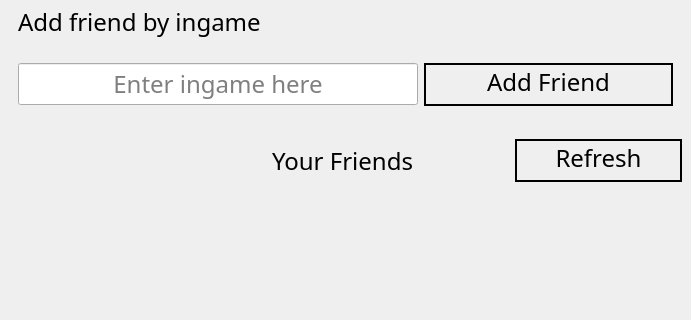
This is nitin_venv/Chess-master/wui/friends.ui in NetworkProgramming-20212-Group1/ChessMultiplayer as Qt 5 draws it before an edit; both pictures show x 0 to 691 and y 97 to 417 of the 691 by 696 pixel window. The edited form follows.
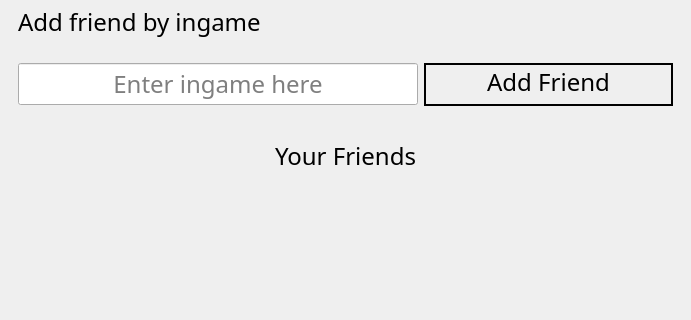
This is the edited form.

```diff
--- a/nitin_venv/Chess-master/wui/friends.ui
+++ b/nitin_venv/Chess-master/wui/friends.ui
@@ -181,7 +181,7 @@
               <x>0</x>
               <y>0</y>
               <width>691</width>
-              <height>401</height>
+              <height>410</height>
              </rect>
             </property>
             <layout class="QVBoxLayout" name="verticalLayout"/>
@@ -196,20 +196,7 @@
              <pointsize>18</pointsize>
             </font>
            </property>
-           <layout class="QHBoxLayout" name="horizontalLayout_2" stretch="1,2,1">
-            <item>
-             <spacer name="horizontalSpacer">
-              <property name="orientation">
-               <enum>Qt::Horizontal</enum>
-              </property>
-              <property name="sizeHint" stdset="0">
-               <size>
-                <width>40</width>
-                <height>20</height>
-               </size>
-              </property>
-             </spacer>
-            </item>
+           <layout class="QHBoxLayout" name="horizontalLayout_2" stretch="2">
             <item>
              <widget class="QLabel" name="Your_friends">
               <property name="font">
@@ -229,21 +216,6 @@
               </property>
              </widget>
             </item>
-            <item>
-             <widget class="QPushButton" name="refreshButton">
-              <property name="cursor">
-               <cursorShape>OpenHandCursor</cursorShape>
-              </property>
-              <property name="styleSheet">
-               <string notr="true">border-radius : 100; 
-border : 2px solid black;
-padding-bottom: 5px</string>
-              </property>
-              <property name="text">
-               <string>Refresh</string>
-              </property>
-             </widget>
-            </item>
            </layout>
           </widget>
          </item>
```
